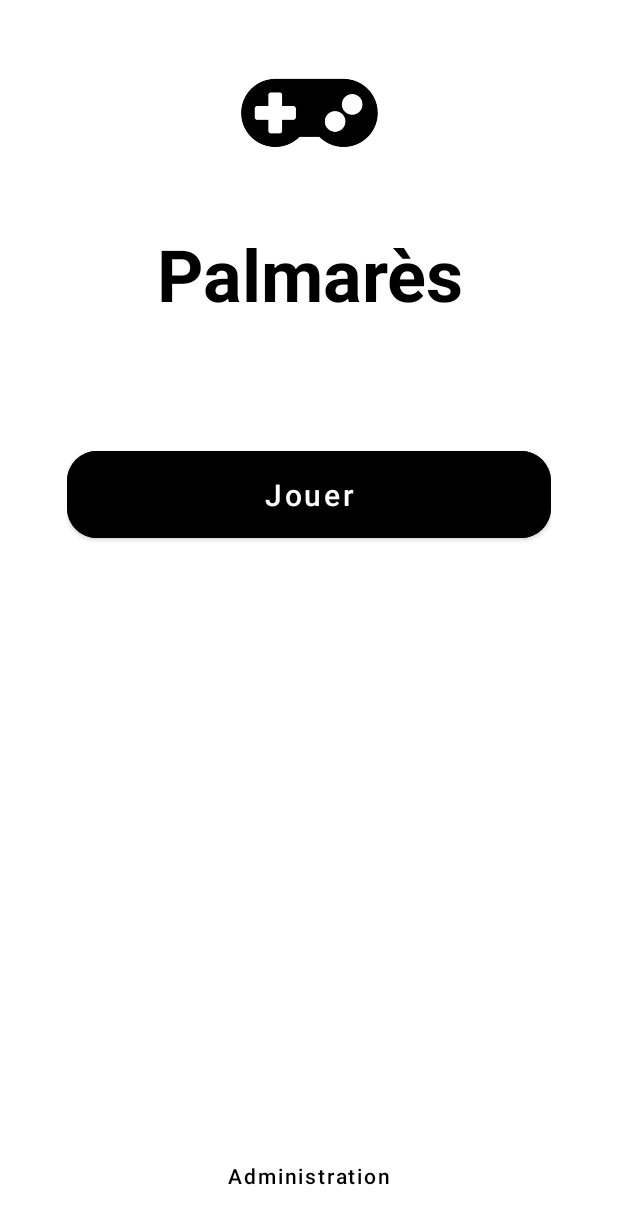
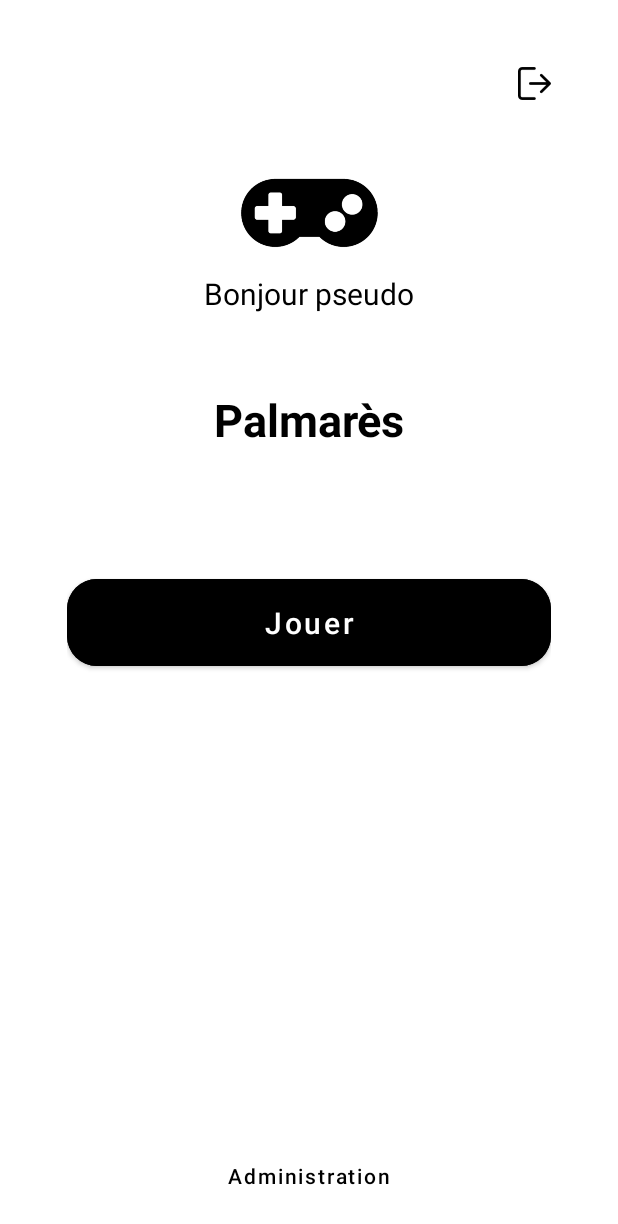
Before and after one commit to tdac2806/ProjetAndroid, an Android app: the HomeFragment screen opened through its navigation route, on a phone screen of 412 x 824 dp. Shown: the top 1224 px of the screen. Run offline under Robolectric (Android 15) with nearby library versions, the phone set to English and light mode, and no system bars; our stand-ins replace Room's generated code.

Commit message:
Adding logout button and updating navigation

```diff
--- a/app/src/main/java/com/example/projetandroid/HomeFragment.kt
+++ b/app/src/main/java/com/example/projetandroid/HomeFragment.kt
@@ -36,9 +36,11 @@ class HomeFragment : Fragment() {
         viewModel.login.observe(viewLifecycleOwner,
             { newvalue ->
                 username = newvalue.toString()
+                binding.homeWelcomeText.text = "Bonjour ${newvalue.toString()} !"
             }
         )
-        binding.textButton.setOnClickListener {
+
+            binding.textButton.setOnClickListener {
             if (db.userDao().isUserAdmin(username)) {
                 val action = HomeFragmentDirections.actionHomeFragmentToAdminFragment()
                 view.findNavController().navigate(action)
@@ -48,6 +50,11 @@ class HomeFragment : Fragment() {
 
         binding.homePlayButton.setOnClickListener {
             val action = HomeFragmentDirections.actionHomeFragmentToGameFragment()
+            view.findNavController().navigate(action)
+        }
+
+        binding.homeLogout.setOnClickListener {
+            val action = HomeFragmentDirections.actionHomeFragmentToLoginFragment()
             view.findNavController().navigate(action)
         }
         val UsersList = db.userDao().getAllUsers()
--- a/app/src/main/java/com/example/projetandroid/ResultFragment.kt
+++ b/app/src/main/java/com/example/projetandroid/ResultFragment.kt
@@ -64,7 +64,9 @@ class ResultFragment : Fragment() {
             view.findNavController().navigate(action)
         }
         binding.InputExit.setOnClickListener {
-            activity?.finish()
+            //activity?.finish()
+            val action = ResultFragmentDirections.actionResultFragmentToHomeFragment()
+            view.findNavController().navigate(action)
         }
 
 
--- a/app/src/main/res/layout/fragment_home.xml
+++ b/app/src/main/res/layout/fragment_home.xml
@@ -7,6 +7,27 @@
     android:layout_height="match_parent"
     android:layout_marginHorizontal="20pt"
     android:orientation="vertical">
+
+    <Space
+        android:layout_width="match_parent"
+        android:layout_height="20pt" />
+
+    <LinearLayout
+        android:layout_width="match_parent"
+        android:layout_height="wrap_content"
+        android:orientation="horizontal">
+
+        <Space
+            android:layout_width="wrap_content"
+            android:layout_height="wrap_content"
+            android:layout_weight="1" />
+
+        <ImageView
+            android:id="@+id/homeLogout"
+            android:layout_width="10pt"
+            android:layout_height="10pt"
+            app:srcCompat="@drawable/logout"/>
+    </LinearLayout>
 
     <Space
         android:layout_width="match_parent"
@@ -20,6 +41,19 @@
 
     <Space
         android:layout_width="match_parent"
+        android:layout_height="15dp" />
+
+    <TextView
+        android:id="@+id/homeWelcomeText"
+        android:layout_width="match_parent"
+        android:layout_height="wrap_content"
+        android:text="Bonjour pseudo"
+        android:textColor="?colorSecondary"
+        android:textAlignment="center"
+        android:textSize="20sp"/>
+
+    <Space
+        android:layout_width="match_parent"
         android:layout_height="50dp" />
 
     <TextView
@@ -29,7 +63,7 @@
         android:text="Palmarès"
         android:textAlignment="center"
         android:textColor="?colorSecondary"
-        android:textSize="48sp"
+        android:textSize="30sp"
         android:textStyle="bold" />
 
     <Space
--- a/app/src/main/res/navigation/nav_graph.xml
+++ b/app/src/main/res/navigation/nav_graph.xml
@@ -43,6 +43,9 @@
         <action
             android:id="@+id/action_homeFragment_to_adminFragment"
             app:destination="@id/adminFragment" />
+        <action
+            android:id="@+id/action_homeFragment_to_loginFragment"
+            app:destination="@id/loginFragment" />
     </fragment>
     <fragment
         android:id="@+id/gameFragment"
@@ -67,5 +70,8 @@
         <argument
             android:name="score"
             app:argType="integer" />
+        <action
+            android:id="@+id/action_resultFragment_to_homeFragment"
+            app:destination="@id/homeFragment" />
     </fragment>
 </navigation>
```
Also changed, not shown: app/src/main/res/layout/fragment_result.xml (+18 -9 lines), app/src/main/res/layout/game_fragment.xml (+6 -2 lines), app/src/main/res/drawable/logout.png (added).
